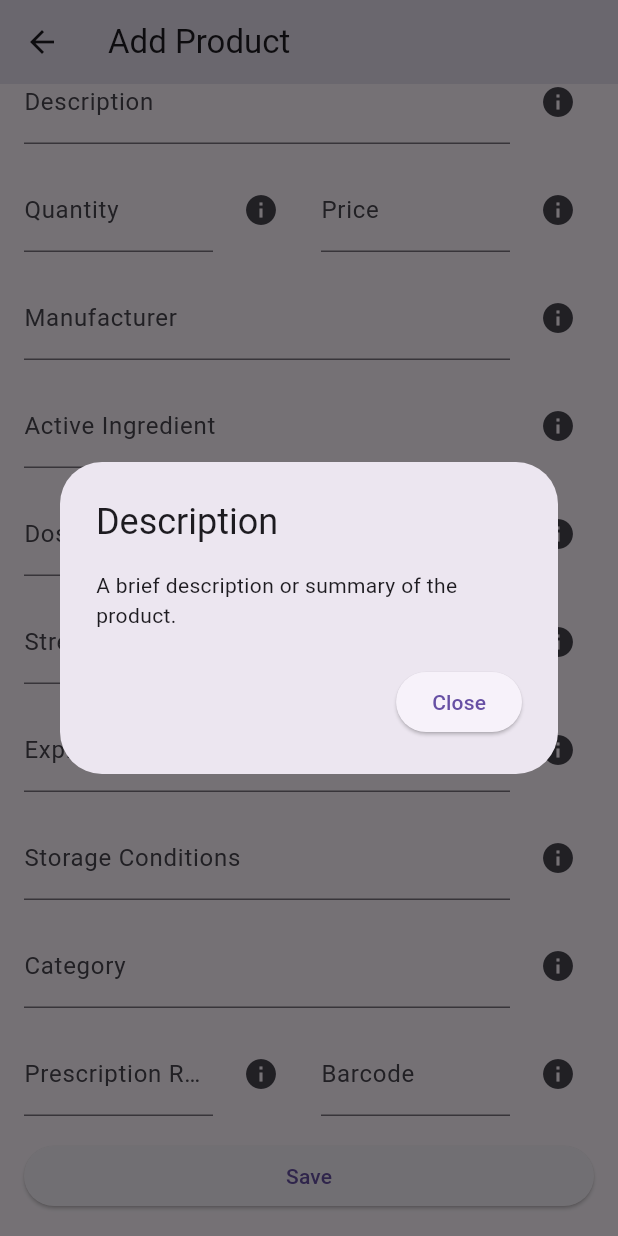
After one commit to ahmedrazakhan-412/PharmEasyApp, a Flutter app: the ProductForm screen opened directly, scrolled down 104 dp, after a tap on the "info" icon, on a phone screen of 412 x 824 dp. The commit adds this screen. Run offline on Flutter 3.47's test engine with Material 2 defaults, Android fonts, the phone set to English and light mode, and no system bars; our stand-ins replace auto_size_text, cloud_firestore, dio, dropdown_button2, firebase_core; accounts and stored records are empty.

Commit message:
PharmEasy code 21

```diff
--- /dev/null
+++ b/lib/PageWise/ProductCatalogScreen/Product.dart
@@ -0,0 +1,57 @@
+
+
+class Product {
+  String productName;
+  String description;
+  int quantity;
+  double price;
+  String manufacturer;
+  String activeIngredient;
+  String dosageForm;
+  String strength;
+  String expiryDate;
+  String storageConditions;
+  String category;
+  bool prescriptionRequired;
+  String barcode;
+  String dateAdded;
+  String lastModified;
+
+  Product({
+    required this.productName,
+    required this.description,
+    required this.quantity,
+    required this.price,
+    required this.manufacturer,
+    required this.activeIngredient,
+    required this.dosageForm,
+    required this.strength,
+    required this.expiryDate,
+    required this.storageConditions,
+    required this.category,
+    required this.prescriptionRequired,
+    required this.barcode,
+    required this.dateAdded,
+    required this.lastModified,
+  });
+
+  Map<String, dynamic> toMap() {
+    return {
+      'productName': productName,
+      'description': description,
+      'quantity': quantity,
+      'price': price,
+      'manufacturer': manufacturer,
+      'activeIngredient': activeIngredient,
+      'dosageForm': dosageForm,
+      'strength': strength,
+      'expiryDate': expiryDate,
+      'storageConditions': storageConditions,
+      'category': category,
+      'prescriptionRequired': prescriptionRequired,
+      'barcode': barcode,
+      'dateAdded': dateAdded,
+      'lastModified': lastModified,
+    };
+  }
+}
--- a/lib/PageWise/ProductCatalogScreen/ProductCatalogScreen.dart
+++ b/lib/PageWise/ProductCatalogScreen/ProductCatalogScreen.dart
@@ -1,5 +1,8 @@
 import 'package:flutter/material.dart';
 import 'package:medicalstore/Dashboard/DashboardScreen.dart';
+import 'package:medicalstore/PageWise/UserRegistrationScreen/UserRegistrationData.dart';
+
+import 'ProductForm.dart';
 
 class ProductCatalogScreen extends StatelessWidget {
   @override
@@ -23,7 +26,30 @@ class ProductCatalogScreen extends StatelessWidget {
         ],
       ),
       body: Center(
-        child: Text('Product Catalog Screen'),
+        child: Column(
+          mainAxisAlignment: MainAxisAlignment.center,
+          children: [
+            ElevatedButton(
+              onPressed: () {
+                Navigator.push(
+                  context,
+                  MaterialPageRoute(builder: (context) => UserRegistrationData()),
+                );
+              },
+              child: Text('Product Details'),
+            ),
+            SizedBox(height: 16), // Add some spacing between the buttons
+            ElevatedButton(
+              onPressed: () {
+                Navigator.push(
+                  context,
+                  MaterialPageRoute(builder: (context) => ProductForm()),
+                );
+              },
+              child: Text('Add Product'),
+            ),
+          ],
+        ),
       ),
     );
   }
--- /dev/null
+++ b/lib/PageWise/ProductCatalogScreen/ProductForm.dart
@@ -0,0 +1,170 @@
+import 'package:flutter/material.dart';
+import 'Product.dart';
+import 'ProductRepository.dart';
+
+class ProductForm extends StatefulWidget {
+  @override
+  _ProductFormState createState() => _ProductFormState();
+}
+
+class _ProductFormState extends State<ProductForm> {
+  TextEditingController _productNameController = TextEditingController();
+  TextEditingController _descriptionController = TextEditingController();
+  TextEditingController _quantityController = TextEditingController();
+  TextEditingController _priceController = TextEditingController();
+  TextEditingController _manufacturerController = TextEditingController();
+  TextEditingController _activeIngredientController = TextEditingController();
+  TextEditingController _dosageFormController = TextEditingController();
+  TextEditingController _strengthController = TextEditingController();
+  TextEditingController _expiryDateController = TextEditingController();
+  TextEditingController _storageConditionsController = TextEditingController();
+  TextEditingController _categoryController = TextEditingController();
+  TextEditingController _prescriptionRequiredController = TextEditingController();
+  TextEditingController _barcodeController = TextEditingController();
+
+  Map<String, String> fieldDescriptions = {
+    'Product Name': 'The name or brand name of the product.',
+    'Description': 'A brief description or summary of the product.',
+    'Quantity': 'The quantity or stock available for the product.',
+    'Price': 'The price of the product.',
+    'Manufacturer': 'The name of the pharmaceutical company or manufacturer.',
+    'Active Ingredient': 'The active ingredient(s) present in the product.',
+    'Dosage Form': 'The form in which the product is available (e.g., tablets, capsules, syrup, etc.).',
+    'Strength': 'The strength or concentration of the active ingredient(s) in the product.',
+    'Expiry Date': 'The date until which the product remains effective and safe to use.',
+    'Storage Conditions': 'Recommended storage conditions for the product (e.g., temperature, humidity).',
+    'Category': 'The category or therapeutic class of the product (e.g., analgesics, antibiotics, vitamins).',
+    'Prescription Required': 'Indicates whether a prescription is required to purchase the product.',
+    'Barcode': 'The unique barcode associated with the product for scanning and tracking purposes.',
+    'Date Added': 'The date when the product was added to the database.',
+    'Last Modified': 'The date and time when the product information was last modified.',
+  };
+
+  void _saveProduct() {
+    Product product = Product(
+      productName: _productNameController.text,
+      description: _descriptionController.text,
+      quantity: int.parse(_quantityController.text),
+      price: double.parse(_priceController.text),
+      manufacturer: _manufacturerController.text,
+      activeIngredient: _activeIngredientController.text,
+      dosageForm: _dosageFormController.text,
+      strength: _strengthController.text,
+      expiryDate: _expiryDateController.text,
+      storageConditions: _storageConditionsController.text,
+      category: _categoryController.text,
+      prescriptionRequired: _prescriptionRequiredController.text == 'true',
+      barcode: _barcodeController.text,
+      dateAdded: DateTime.now().toString(),
+      lastModified: DateTime.now().toString(),
+    );
+
+    ProductRepository.storeProduct(product.toMap());
+  }
+
+  void showInformationDialog(String fieldName) {
+    showDialog(
+      context: context,
+      builder: (BuildContext context) {
+        return AlertDialog(
+          title: Text(fieldName),
+          content: Text(fieldDescriptions[fieldName] ?? 'No information available.'),
+          actions: [
+            ElevatedButton(
+              onPressed: () {
+                Navigator.of(context).pop();
+              },
+              child: Text('Close'),
+            ),
+          ],
+        );
+      },
+    );
+  }
+
+  @override
+  Widget build(BuildContext context) {
+    return Scaffold(
+      appBar: AppBar(
+        title: Text('Add Product'),
+      ),
+      body: SingleChildScrollView(
+        child: Padding(
+          padding: EdgeInsets.all(16.0),
+          child: Column(
+            crossAxisAlignment: CrossAxisAlignment.stretch,
+            children: [
+              _buildFieldWithInfoIcon('Product Name'),
+              SizedBox(height: 16.0),
+              _buildFieldWithInfoIcon('Description'),
+              SizedBox(height: 16.0),
+              Row(
+                children: [
+                  Expanded(
+                    child: _buildFieldWithInfoIcon('Quantity'),
+                  ),
+                  SizedBox(width: 16.0),
+                  Expanded(
+                    child: _buildFieldWithInfoIcon('Price'),
+                  ),
+                ],
+              ),
+              SizedBox(height: 16.0),
+              _buildFieldWithInfoIcon('Manufacturer'),
+              SizedBox(height: 16.0),
+              _buildFieldWithInfoIcon('Active Ingredient'),
+              SizedBox(height: 16.0),
+              _buildFieldWithInfoIcon('Dosage Form'),
+              SizedBox(height: 16.0),
+              _buildFieldWithInfoIcon('Strength'),
+              SizedBox(height: 16.0),
+              _buildFieldWithInfoIcon('Expiry Date'),
+              SizedBox(height: 16.0),
+              _buildFieldWithInfoIcon('Storage Conditions'),
+              SizedBox(height: 16.0),
+              _buildFieldWithInfoIcon('Category'),
+              SizedBox(height: 16.0),
+              Row(
+                children: [
+                  Expanded(
+                    child: _buildFieldWithInfoIcon('Prescription Required'),
+                  ),
+                  SizedBox(width: 16.0),
+                  Expanded(
+                    child: _buildFieldWithInfoIcon('Barcode'),
+                  ),
+                ],
+              ),
+              SizedBox(height: 16.0),
+              ElevatedButton(
+                onPressed: _saveProduct,
+                child: Text('Save'),
+              ),
+            ],
+          ),
+        ),
+      ),
+    );
+  }
+
+  Widget _buildFieldWithInfoIcon(String fieldName) {
+    return Row(
+      children: [
+        Expanded(
+          child: TextFormField(
+            decoration: InputDecoration(
+              labelText: fieldName,
+            ),
+          ),
+        ),
+        SizedBox(width: 8.0),
+        IconButton(
+          onPressed: () {
+            showInformationDialog(fieldName);
+          },
+          icon: Icon(Icons.info),
+        ),
+      ],
+    );
+  }
+}
--- /dev/null
+++ b/lib/PageWise/ProductCatalogScreen/ProductRepository.dart
@@ -0,0 +1,32 @@
+import 'package:cloud_firestore/cloud_firestore.dart';
+
+class ProductRepository {
+  static Future<void> storeProduct(Map<String, dynamic> product) async {
+    try {
+      CollectionReference productsCollection =
+          FirebaseFirestore.instance.collection('Product');
+      await productsCollection.add(product);
+      print('Product data stored successfully');
+    } catch (e) {
+      print('Error storing product data: $e');
+    }
+  }
+
+  static Future<List<Object?>> getAllInvoiceData() async {
+    try {
+      QuerySnapshot querySnapshot = await FirebaseFirestore.instance
+          .collection('Product')
+          .get();
+
+      List<Object?> invoiceDataList = querySnapshot.docs
+          .map((documentSnapshot) => documentSnapshot.data())
+          .toList();
+
+      return invoiceDataList;
+    } catch (e) {
+      print('Error retrieving invoice data: $e');
+      return [];
+    }
+  }
+
+}
```
